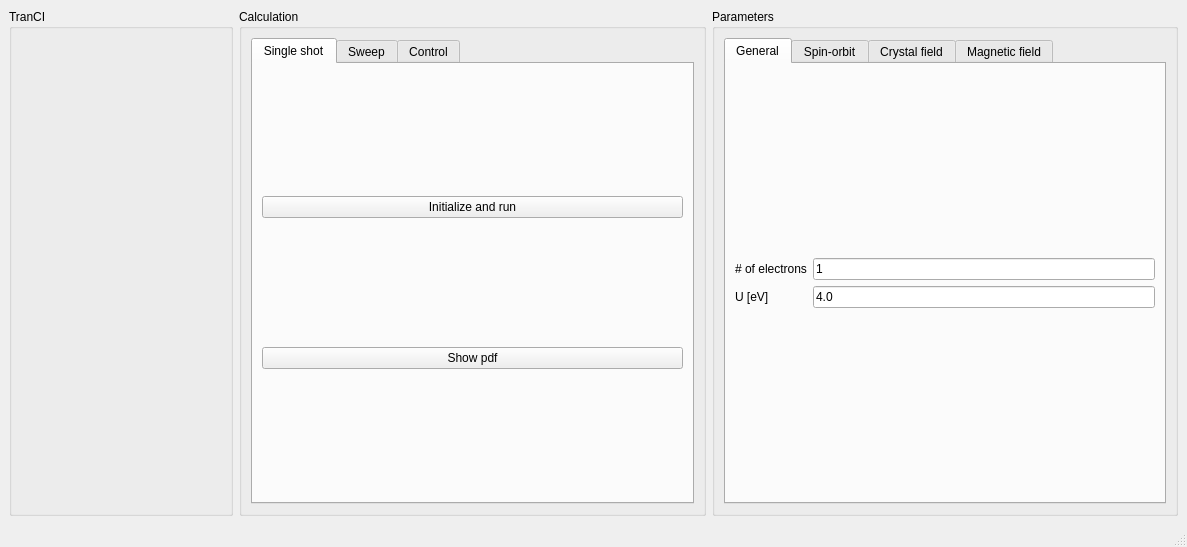
Old version of the form interface_pyqt/interface.ui in the repository joselado/tranci.
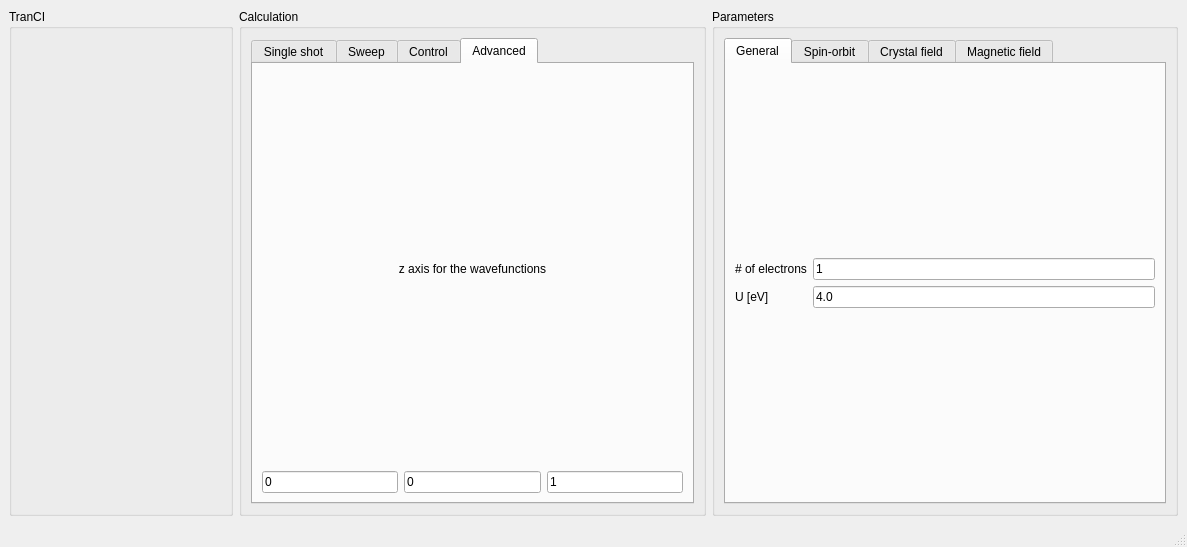
New version of the form. The open tabs and pages were chosen to show the change.

Diff of the .ui file:
```diff
--- a/interface_pyqt/interface.ui
+++ b/interface_pyqt/interface.ui
@@ -428,6 +428,68 @@
                </property>
               </widget>
              </item>
+             <item row="2" column="0">
+              <widget class="QLabel" name="label_26">
+               <property name="text">
+                <string># of WF for effective Hamiltonian</string>
+               </property>
+              </widget>
+             </item>
+             <item row="2" column="1">
+              <widget class="QLineEdit" name="nwf_heff">
+               <property name="toolTip">
+                <string># of low energy wavefunctions in the effective Hamiltonian. This would be the dimensional of the local effective model (for example, 2S+1)</string>
+               </property>
+               <property name="text">
+                <string>-1</string>
+               </property>
+              </widget>
+             </item>
+            </layout>
+           </item>
+          </layout>
+         </widget>
+         <widget class="QWidget" name="tab_5">
+          <attribute name="title">
+           <string>Advanced</string>
+          </attribute>
+          <layout class="QGridLayout" name="gridLayout_22">
+           <item row="0" column="0">
+            <layout class="QGridLayout" name="gridLayout_19">
+             <item row="0" column="0" colspan="3">
+              <widget class="QLabel" name="label_25">
+               <property name="toolTip">
+                <string>axis for the wavefunctions, controls what is the direction with respect to the initial axis to represent the harmonic and spin-part of the wavefunction</string>
+               </property>
+               <property name="text">
+                <string>z axis for the wavefunctions</string>
+               </property>
+               <property name="alignment">
+                <set>Qt::AlignCenter</set>
+               </property>
+              </widget>
+             </item>
+             <item row="1" column="1">
+              <widget class="QLineEdit" name="zaxis_y">
+               <property name="text">
+                <string>0</string>
+               </property>
+              </widget>
+             </item>
+             <item row="1" column="2">
+              <widget class="QLineEdit" name="zaxis_z">
+               <property name="text">
+                <string>1</string>
+               </property>
+              </widget>
+             </item>
+             <item row="1" column="0">
+              <widget class="QLineEdit" name="zaxis_x">
+               <property name="text">
+                <string>0</string>
+               </property>
+              </widget>
+             </item>
             </layout>
            </item>
           </layout>
```
Left out of the diff: 16 changed lines with no effect on the pictures.
